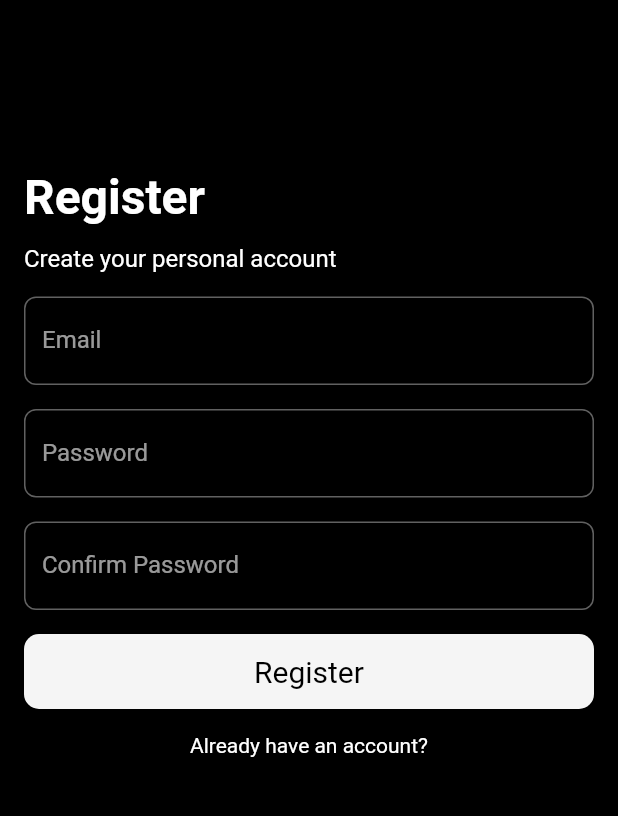
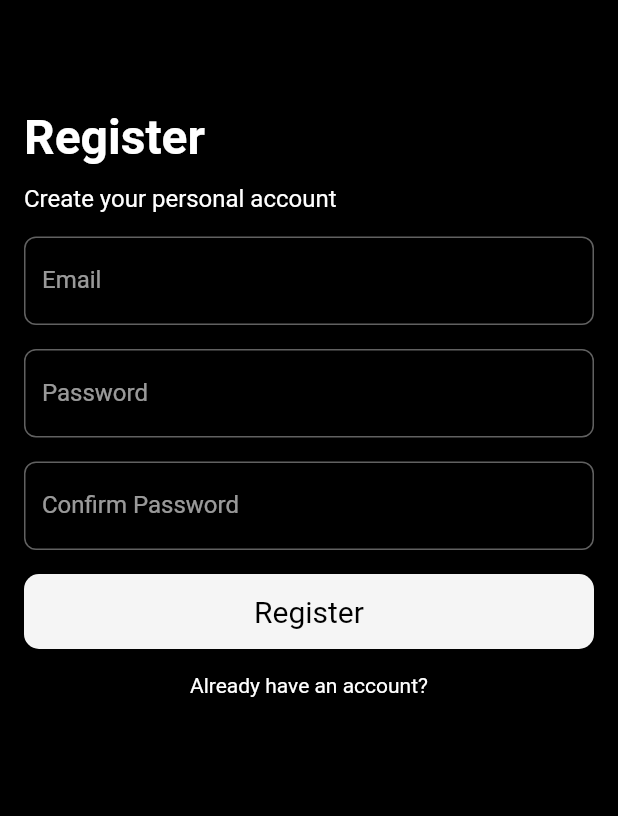
Before and after one commit to Finn-Ev/media-vault, a Flutter app: the screen it shows after launch, after a tap on "Login", after a tap on "Don't have an account?", on a phone screen of 412 x 824 dp, the part 59-875 px from its top. Run offline on Flutter 3.47's test engine with Material 2 defaults, Android fonts, the phone set to English and light mode, and no system bars; our stand-ins replace auto_route, bloc, cloud_firestore, dartz, firebase_auth, firebase_core and 5 more; accounts and stored records are empty.

Commit message:
feature/adjusted layout of auth-forms

```diff
--- a/lib/presentation/auth/forgot_password/forgot_password_page.dart
+++ b/lib/presentation/auth/forgot_password/forgot_password_page.dart
@@ -21,7 +21,7 @@ class ForgotPasswordPage extends StatelessWidget {
             child: Column(
               crossAxisAlignment: CrossAxisAlignment.start,
               children: [
-                const SizedBox(height: 80.0),
+                const SizedBox(height: 40.0),
                 const Text(
                   "Reset Password",
                   style: TextStyle(
--- a/lib/presentation/auth/login/login_page.dart
+++ b/lib/presentation/auth/login/login_page.dart
@@ -27,7 +27,7 @@ class LoginPage extends StatelessWidget {
             child: Column(
               crossAxisAlignment: CrossAxisAlignment.start,
               children: [
-                const SizedBox(height: 80.0),
+                const SizedBox(height: 40.0),
                 const Text(
                   "Login",
                   style: TextStyle(
@@ -68,11 +68,11 @@ class LoginPage extends StatelessWidget {
                 const SizedBox(height: 24.0),
                 Row(
                   mainAxisAlignment: MainAxisAlignment.center,
-                  children: [
+                  children: const [
                     AppleSignInButton(),
                   ],
                 ),
-                SizedBox(height: 16.0),
+                const SizedBox(height: 16.0),
                 Row(
                   mainAxisAlignment: MainAxisAlignment.center,
                   children: [
--- a/lib/presentation/auth/login/widgets/apple_sign_in_button.dart
+++ b/lib/presentation/auth/login/widgets/apple_sign_in_button.dart
@@ -34,8 +34,8 @@ class AppleSignInButton extends StatelessWidget {
           );
         },
         child: Container(
-          height: 50,
-          width: 225,
+          height: 65,
+          width: 250,
           padding: const EdgeInsets.all(8),
           decoration: BoxDecoration(
             borderRadius: BorderRadius.circular(10),
@@ -55,7 +55,7 @@ class AppleSignInButton extends StatelessWidget {
                 ),
                 const Text(
                   'Sign-In with Apple',
-                  style: TextStyle(color: Colors.white, fontSize: 15),
+                  style: TextStyle(color: Colors.white, fontSize: 20),
                 ),
                 const SizedBox(
                   width: 5.0,
--- a/lib/presentation/auth/login/widgets/google_sign_in_button.dart
+++ b/lib/presentation/auth/login/widgets/google_sign_in_button.dart
@@ -34,8 +34,8 @@ class GoogleSignInButton extends StatelessWidget {
         elevation: 10,
         borderRadius: BorderRadius.circular(10),
         child: Container(
-          height: 50,
-          width: 225,
+          height: 60,
+          width: 250,
           padding: const EdgeInsets.all(8),
           decoration: BoxDecoration(
             borderRadius: BorderRadius.circular(10),
@@ -52,7 +52,7 @@ class GoogleSignInButton extends StatelessWidget {
                 SizedBox(height: 32, child: Image.asset('images/google_logo.png', fit: BoxFit.cover)),
                 const Text(
                   'Sign-In with Google',
-                  style: TextStyle(color: Colors.black, fontSize: 15),
+                  style: TextStyle(color: Colors.black, fontSize: 20),
                 ),
                 const SizedBox(
                   width: 5.0,
--- a/lib/presentation/auth/register/register_page.dart
+++ b/lib/presentation/auth/register/register_page.dart
@@ -22,7 +22,7 @@ class RegisterPage extends StatelessWidget {
             child: Column(
               crossAxisAlignment: CrossAxisAlignment.start,
               children: [
-                const SizedBox(height: 80.0),
+                const SizedBox(height: 40.0),
                 const Text(
                   "Register",
                   style: TextStyle(
```
